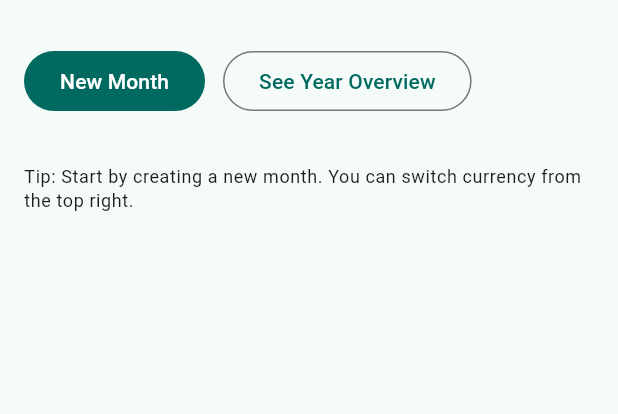
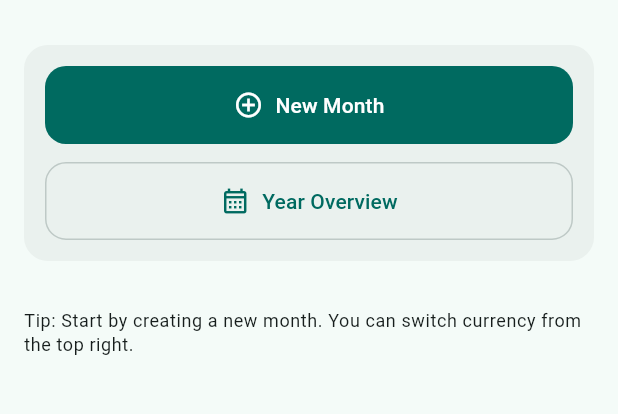
Before and after one commit to PabloSczn/truly-budget, a Flutter app: the screen it shows after launch, on a phone screen of 412 x 824 dp, the part 63-477 px from its top. Run offline on Flutter 3.47's test engine with Material 3 defaults, Android fonts, the phone set to English and light mode, and no system bars; our stand-ins replace package_info_plus, shared_preferences.

Commit message:
fix buttons in home screen and add Year overview to menu

```diff
--- a/lib/screens/landing_screen.dart
+++ b/lib/screens/landing_screen.dart
@@ -26,9 +26,26 @@ class LandingScreen extends StatelessWidget {
         padding: const EdgeInsets.all(16),
         children: [
           // Quick actions
-          Row(
-            children: [
-              FilledButton(
+          Container(
+            padding: const EdgeInsets.all(14),
+            decoration: BoxDecoration(
+              borderRadius: BorderRadius.circular(16),
+              color: Theme.of(context)
+                  .colorScheme
+                  .surfaceContainerHighest
+                  .withValues(alpha: 0.45),
+            ),
+            child: LayoutBuilder(
+              builder: (context, constraints) {
+                final isCompact = constraints.maxWidth < 430;
+
+                final newMonthButton = FilledButton(
+                  style: FilledButton.styleFrom(
+                    minimumSize: const Size.fromHeight(52),
+                    shape: RoundedRectangleBorder(
+                      borderRadius: BorderRadius.circular(14),
+                    ),
+                  ),
                   onPressed: () {
                     Navigator.of(context).push(
                       MaterialPageRoute(
@@ -36,10 +53,22 @@ class LandingScreen extends StatelessWidget {
                       ),
                     );
                   },
-                child: const Text('New Month'),
+                  child: const _ActionButtonLabel(
+                    icon: Icons.add_circle_outline,
+                    label: 'New Month',
                   ),
-              const SizedBox(width: 12),
-              OutlinedButton(
+                );
+
+                final yearOverviewButton = OutlinedButton(
+                  style: OutlinedButton.styleFrom(
+                    minimumSize: const Size.fromHeight(52),
+                    shape: RoundedRectangleBorder(
+                      borderRadius: BorderRadius.circular(14),
+                    ),
+                    side: BorderSide(
+                      color: Theme.of(context).colorScheme.outlineVariant,
+                    ),
+                  ),
                   onPressed: () {
                     Navigator.of(context).push(
                       MaterialPageRoute(
@@ -47,9 +76,34 @@ class LandingScreen extends StatelessWidget {
                       ),
                     );
                   },
-                child: const Text('See Year Overview'),
+                  child: const _ActionButtonLabel(
+                    icon: Icons.calendar_month_outlined,
+                    label: 'Year Overview',
+                  ),
+                );
+
+                if (isCompact) {
+                  return Column(
+                    children: [
+                      SizedBox(width: double.infinity, child: newMonthButton),
+                      const SizedBox(height: 12),
+                      SizedBox(
+                        width: double.infinity,
+                        child: yearOverviewButton,
                       ),
                     ],
+                  );
+                }
+
+                return Row(
+                  children: [
+                    Expanded(child: newMonthButton),
+                    const SizedBox(width: 12),
+                    Expanded(child: yearOverviewButton),
+                  ],
+                );
+              },
+            ),
           ),
           const SizedBox(height: 24),
 
@@ -84,3 +138,33 @@ class LandingScreen extends StatelessWidget {
     );
   }
 }
+
+class _ActionButtonLabel extends StatelessWidget {
+  final IconData icon;
+  final String label;
+
+  const _ActionButtonLabel({
+    required this.icon,
+    required this.label,
+  });
+
+  @override
+  Widget build(BuildContext context) {
+    return Row(
+      mainAxisSize: MainAxisSize.max,
+      mainAxisAlignment: MainAxisAlignment.center,
+      children: [
+        Icon(icon, size: 20),
+        const SizedBox(width: 8),
+        Flexible(
+          child: Text(
+            label,
+            maxLines: 1,
+            overflow: TextOverflow.ellipsis,
+            textAlign: TextAlign.center,
+          ),
+        ),
+      ],
+    );
+  }
+}
--- a/lib/screens/month_screen.dart
+++ b/lib/screens/month_screen.dart
@@ -8,7 +8,6 @@ import '../widgets/add_category_dialog.dart';
 import '../widgets/expenses/add_expense_quick_dialog.dart';
 import '../utils/format.dart';
 import '../utils/year_month.dart';
-import 'year_overview_screen.dart';
 import 'add_income_screen.dart';
 import 'allocate_income_screen.dart';
 import 'category_detail_screen.dart';
@@ -200,40 +199,41 @@ class _MonthScreenState extends State<MonthScreen> {
             ),
           ],
           const SizedBox(height: 6),
-          Wrap(
-            spacing: 12,
-            runSpacing: 12,
+          Center(
+            child: ConstrainedBox(
+              constraints: const BoxConstraints(maxWidth: 460),
+              child: Row(
                 children: [
-              FilledButton(
+                  Expanded(
+                    child: FilledButton(
                       onPressed: () {
                         Navigator.of(context).push(
-                    MaterialPageRoute(builder: (_) => const AddIncomeScreen()),
+                          MaterialPageRoute(
+                            builder: (_) => const AddIncomeScreen(),
+                          ),
                         );
                       },
                       child: const Text('Add income'),
                     ),
-              FilledButton.tonal(
+                  ),
+                  const SizedBox(width: 12),
+                  Expanded(
+                    child: FilledButton.tonal(
                       onPressed: !canOpenAllocate
                           ? null
                           : () {
                               Navigator.of(context).push(
                                 MaterialPageRoute(
-                              builder: (_) => const AllocateIncomeScreen()),
+                                  builder: (_) => const AllocateIncomeScreen(),
+                                ),
                               );
                             },
                       child: const Text('Allocate funds'),
                     ),
-              OutlinedButton(
-                onPressed: () {
-                  Navigator.of(context).push(
-                    MaterialPageRoute(
-                      builder: (_) => const YearOverviewScreen(),
-                    ),
-                  );
-                },
-                child: const Text('See Year Overview'),
                   ),
                 ],
+              ),
+            ),
           ),
           const SizedBox(height: 16),
           if (spare > 0)
--- a/lib/widgets/app_menu_drawer.dart
+++ b/lib/widgets/app_menu_drawer.dart
@@ -1,5 +1,6 @@
 import 'package:flutter/material.dart';
 import '../screens/landing_screen.dart';
+import '../screens/year_overview_screen.dart';
 import '../screens/about_screen.dart';
 
 class AppMenuDrawer extends StatelessWidget {
@@ -15,7 +16,7 @@ class AppMenuDrawer extends StatelessWidget {
               child: Text('TrulyBudget', style: TextStyle(fontSize: 24)),
             ),
             ListTile(
-              leading: const Icon(Icons.home_outlined),
+              leading: const Icon(Icons.home_outlined, size: 22),
               title: const Text('Home'),
               onTap: () {
                 Navigator.of(context).pop(); // close drawer
@@ -26,7 +27,19 @@ class AppMenuDrawer extends StatelessWidget {
               },
             ),
             ListTile(
-              leading: const Icon(Icons.info_outline),
+              leading: const Icon(Icons.calendar_month_outlined, size: 22),
+              title: const Text('Year Overview'),
+              onTap: () {
+                Navigator.of(context).pop();
+                Navigator.of(context).push(
+                  MaterialPageRoute(
+                    builder: (_) => const YearOverviewScreen(),
+                  ),
+                );
+              },
+            ),
+            ListTile(
+              leading: const Icon(Icons.info_outline, size: 22),
               title: const Text('About'),
               onTap: () {
                 Navigator.of(context).pop();
```
Lines whose indentation alone changed are shown as unchanged.
